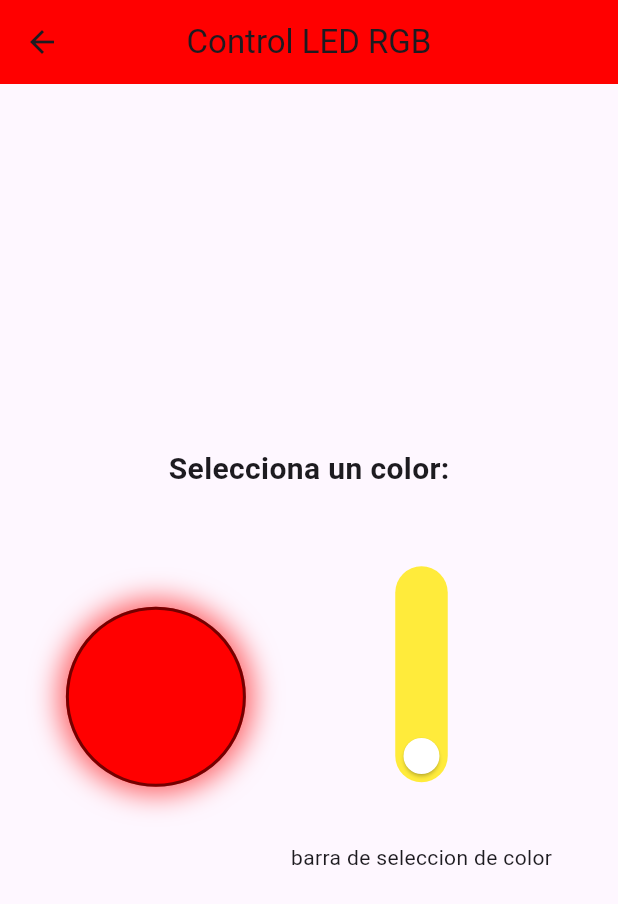
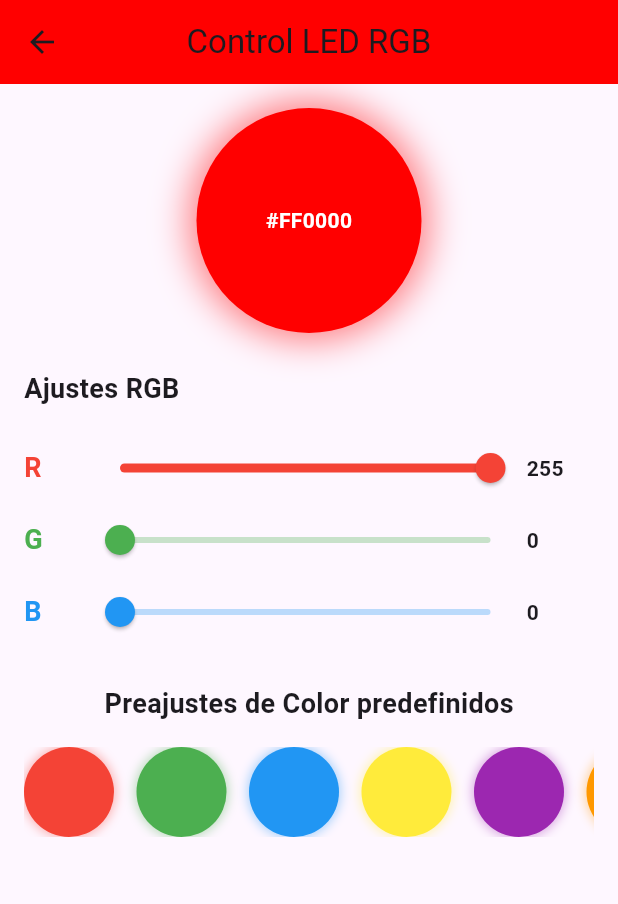
Before and after one commit to Jucar-2021/Proyect-notificaciones-internet-de-las-cosas, a Flutter app: the LEDControl screen opened directly, on a phone screen of 412 x 824 dp. Shown: the top 904 px of the screen. Run offline on Flutter 3.47's test engine with Material 3 defaults, Android fonts, the phone set to English and light mode, and no system bars; our stand-ins replace firebase_core, fl_chart, lottie; missing offline and left inert: mysql1, onesignal_flutter; accounts and stored records are empty; network calls fail.

Commit message:
se realizan ajustes de presentacion y diseño para una mejor imajen, roporcionado por el compañero Uriel

```diff
--- a/lib/FaseRGB/fase1RGB.dart
+++ b/lib/FaseRGB/fase1RGB.dart
@@ -1,7 +1,6 @@
 import 'package:flutter/material.dart';
 import 'package:http/http.dart' as http;
 import '../config/conAdafruid.dart';
-import 'dart:math';
 
 class LEDControl extends StatefulWidget {
   @override
@@ -10,15 +9,25 @@ class LEDControl extends StatefulWidget {
 
 class _LEDControlState extends State<LEDControl> {
   final AdafruitConn adafruitConn = AdafruitConn();
-  double colorLed = 0; // Valor entre 0 y 360
+  double redValue = 255;
+  double greenValue = 0;
+  double blueValue = 0;
 
-  Color get currentColor => HSVColor.fromAHSV(1, colorLed, 1, 1).toColor();
+  Color selectedColor = Color.fromRGBO(255, 0, 0, 1);
 
-  void _onHueChanged(double value) {
-    setState(() {
-      colorLed = value;
-    });
-    adafruitConn.enviarColor(currentColor); // Envía color en tiempo real
+  List<Color> presetColors = [
+    Colors.red,
+    Colors.green,
+    Colors.blue,
+    Colors.yellow,
+    Colors.purple,
+    Colors.orange,
+    Colors.white,
+    Colors.cyan,
+  ];
+
+  void enviarColor() {
+    adafruitConn.enviarColor(selectedColor);
   }
 
   @override
@@ -26,85 +35,194 @@ class _LEDControlState extends State<LEDControl> {
     return Scaffold(
       appBar: AppBar(
         title: const Text("Control LED RGB"),
-        backgroundColor: currentColor,
+        backgroundColor: selectedColor,
         centerTitle: true,
       ),
-      body: Padding(
-        padding: const EdgeInsets.all(20.0),
+      body: SingleChildScrollView(
+        child: Padding(
+          padding: const EdgeInsets.all(16.0),
           child: Column(
-          mainAxisAlignment: MainAxisAlignment.center,
+            crossAxisAlignment: CrossAxisAlignment.center,
             children: [
-            const Text(
-              "Selecciona un color:",
-              style: TextStyle(fontSize: 20, fontWeight: FontWeight.bold),
+              _buildColorPreview(),
+              SizedBox(height: 24),
+              _buildColorSliders(),
+              SizedBox(height: 24),
+              Text(
+                'Preajustes de Color predefinidos',
+                style: TextStyle(
+                  fontSize: 18,
+                  fontWeight: FontWeight.bold,
                 ),
-            const SizedBox(height: 20),
-            Row(
-              mainAxisAlignment: MainAxisAlignment.center,
-              children: [
-                // Color preview
-                Container(
-                  width: 120,
-                  height: 120,
-                  decoration: BoxDecoration(
-                    color: currentColor,
-                    shape: BoxShape.circle,
-                    border: Border.all(color: Colors.black54, width: 2),
-                    boxShadow: [
-                      BoxShadow(
-                        color: currentColor.withOpacity(0.6),
-                        blurRadius: 15,
-                        spreadRadius: 5,
-                      )
+              ),
+              SizedBox(height: 16),
+              _buildColorPresets(),
             ],
           ),
         ),
-                const SizedBox(width: 30),
-                // Vertical hue slider
-                Column(
-                  children: [
-                    RotatedBox(
-                      quarterTurns: -1,
-                      child: SliderTheme(
-                        data: SliderTheme.of(context).copyWith(
-                          trackHeight: 35,
-                          thumbShape: const RoundSliderThumbShape(
-                            enabledThumbRadius: 12,
       ),
-                          overlayShape: const RoundSliderOverlayShape(
-                            overlayRadius: 30,
+    );
+  }
+
+  Widget _buildColorPreview() {
+    return Center(
+      child: Container(
+        width: 150,
+        height: 150,
+        decoration: BoxDecoration(
+          color: selectedColor,
+          shape: BoxShape.circle,
+          boxShadow: [
+            BoxShadow(
+              // ignore: deprecated_member_use
+              color: selectedColor.withOpacity(0.5),
+              blurRadius: 20,
+              spreadRadius: 5,
             ),
-                          activeTrackColor: Colors.green,
-                          inactiveTrackColor: Colors.yellow,
-                          thumbColor: Colors.white,
+          ],
         ),
-                        child: Slider(
-                          min: 0,
-                          max: 360,
-                          value: colorLed,
-                          divisions: 360,
-                          label: "${colorLed.toInt()}°",
-                          onChanged: (value) {
-                            setState(() {
-                              colorLed = value;
-                            });
-                          },
-                          onChangeEnd: (value) {
-                            adafruitConn.enviarColor(
-                                currentColor); // Solo se envía al soltar
-                          },
+        child: Center(
+          child: Text(
+            // ignore: deprecated_member_use
+            '#${selectedColor.value.toRadixString(16).substring(2).toUpperCase()}',
+            style: TextStyle(
+              color: selectedColor.computeLuminance() > 0.5
+                  ? Colors.black
+                  : Colors.white,
+              fontWeight: FontWeight.bold,
             ),
           ),
         ),
-                    const SizedBox(height: 10),
-                    const Text("barra de seleccion de color"),
+      ),
+    );
+  }
+
+  Widget _buildColorSliders() {
+    return Column(
+      crossAxisAlignment: CrossAxisAlignment.start,
+      children: [
+        Text(
+          'Ajustes RGB',
+          style: TextStyle(
+            fontSize: 18,
+            fontWeight: FontWeight.bold,
+          ),
+        ),
+        SizedBox(height: 16),
+        _buildSlider('R', redValue, Colors.red, (value) {
+          setState(() {
+            redValue = value;
+            selectedColor = Color.fromRGBO(
+                redValue.toInt(), greenValue.toInt(), blueValue.toInt(), 1);
+          });
+        }),
+        _buildSlider('G', greenValue, Colors.green, (value) {
+          setState(() {
+            greenValue = value;
+            selectedColor = Color.fromRGBO(
+                redValue.toInt(), greenValue.toInt(), blueValue.toInt(), 1);
+          });
+        }),
+        _buildSlider('B', blueValue, Colors.blue, (value) {
+          setState(() {
+            blueValue = value;
+            selectedColor = Color.fromRGBO(
+                redValue.toInt(), greenValue.toInt(), blueValue.toInt(), 1);
+          });
+        }),
       ],
+    );
+  }
+
+  Widget _buildSlider(
+      String label, double value, Color color, Function(double) onChanged) {
+    return Row(
+      children: [
+        Container(
+          width: 40,
+          child: Text(
+            label,
+            style: TextStyle(
+              fontWeight: FontWeight.bold,
+              fontSize: 18,
+              color: color,
+            ),
+          ),
+        ),
+        Expanded(
+          child: Slider(
+            value: value,
+            min: 0,
+            max: 255,
+            activeColor: color,
+            // ignore: deprecated_member_use
+            inactiveColor: color.withOpacity(0.3),
+            onChanged: (val) => onChanged(val),
+            onChangeEnd: (val) => enviarColor(),
+          ),
+        ),
+        SizedBox(
+          width: 45,
+          child: Text(
+            value.toInt().toString(),
+            style: TextStyle(
+              fontWeight: FontWeight.bold,
+            ),
+          ),
         ),
       ],
+    );
+  }
+
+  Widget _buildColorPresets() {
+    return SizedBox(
+      height: 60,
+      child: ListView.builder(
+        scrollDirection: Axis.horizontal,
+        itemCount: presetColors.length,
+        itemBuilder: (context, index) {
+          final Color color = presetColors[index];
+          return GestureDetector(
+            onTap: () {
+              setState(() {
+                selectedColor = color;
+                // ignore: deprecated_member_use
+                redValue = color.red.toDouble();
+                // ignore: deprecated_member_use
+                greenValue = color.green.toDouble();
+                // ignore: deprecated_member_use
+                blueValue = color.blue.toDouble();
+              });
+              enviarColor();
+            },
+            child: Container(
+              margin: EdgeInsets.only(right: 15),
+              width: 60,
+              height: 60,
+              decoration: BoxDecoration(
+                color: color,
+                shape: BoxShape.circle,
+                border: Border.all(
+                  color: selectedColor == color
+                      ? Theme.of(context).brightness == Brightness.dark
+                          ? Colors.white
+                          : Colors.black
+                      : Colors.transparent,
+                  width: 2,
+                ),
+                boxShadow: [
+                  BoxShadow(
+                    // ignore: deprecated_member_use
+                    color: color.withOpacity(0.4),
+                    blurRadius: 5,
+                    spreadRadius: 1,
                   ),
                 ],
               ),
             ),
           );
+        },
+      ),
+    );
   }
 }
```
Also changed, not shown: lib/FaseTemperatura/fase1.dart (+57 -6 lines). Lines whose indentation alone changed are shown as unchanged.
